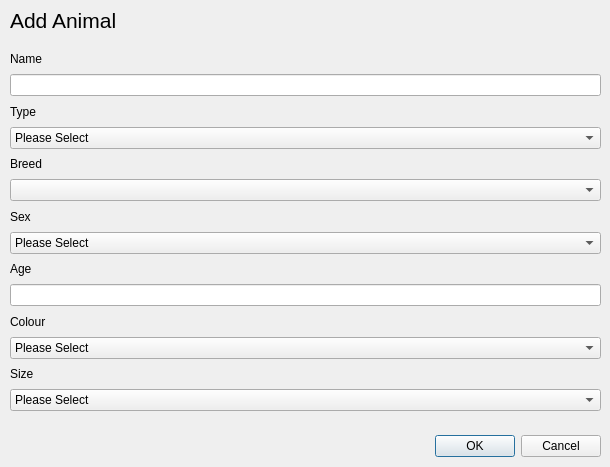
First picture: the form in guitest/addanimal.ui, repository cameronhawtin/Animal-Farm-cuACS, before the edit.
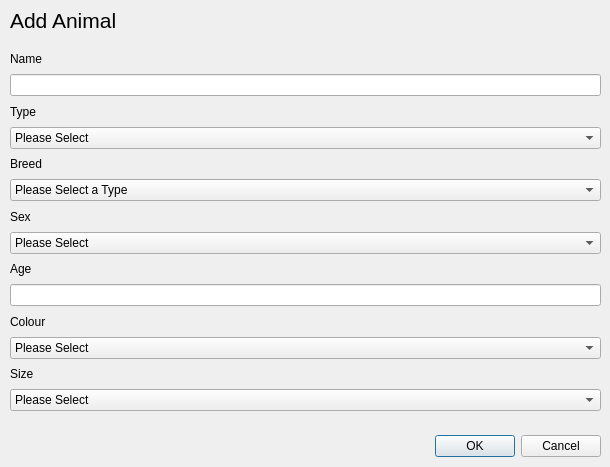
Second picture: the form after the edit.

Commit message: Edited Breed text

```diff
--- a/guitest/addanimal.ui
+++ b/guitest/addanimal.ui
@@ -50,7 +50,7 @@
     <string>Add Animal</string>
    </property>
   </widget>
-  <widget class="QWidget" name="">
+  <widget class="QWidget" name="layoutWidget">
    <property name="enabled">
     <bool>true</bool>
    </property>
@@ -142,6 +142,11 @@
       <property name="enabled">
        <bool>true</bool>
       </property>
+      <item>
+       <property name="text">
+        <string>Please Select a Type</string>
+       </property>
+      </item>
      </widget>
     </item>
     <item>
```
